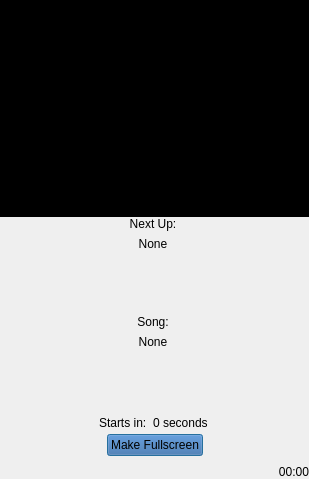
The window that OpenKJ/dlgcdg.ui (OpenKJ/OpenKJ) describes before a commit, drawn with Qt 5.
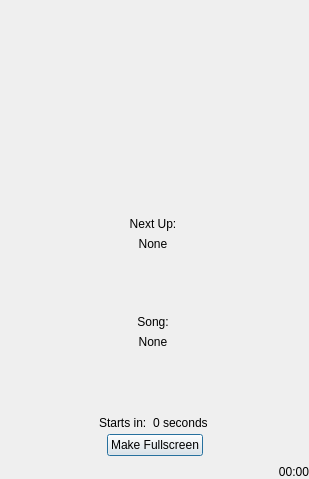
The same window after the commit. Custom widgets are drawn as their Qt base class.

Commit message: Add d3d accellerated video playback for Windows & fix Windows builds

```diff
--- a/OpenKJ/dlgcdg.ui
+++ b/OpenKJ/dlgcdg.ui
@@ -37,448 +37,6 @@
        <verstretch>0</verstretch>
       </sizepolicy>
      </property>
-     <property name="palette">
-      <palette>
-       <active>
-        <colorrole role="WindowText">
-         <brush brushstyle="SolidPattern">
-          <color alpha="255">
-           <red>255</red>
-           <green>255</green>
-           <blue>255</blue>
-          </color>
-         </brush>
-        </colorrole>
-        <colorrole role="Button">
-         <brush brushstyle="SolidPattern">
-          <color alpha="255">
-           <red>0</red>
-           <green>0</green>
-           <blue>0</blue>
-          </color>
-         </brush>
-        </colorrole>
-        <colorrole role="Light">
-         <brush brushstyle="SolidPattern">
-          <color alpha="255">
-           <red>0</red>
-           <green>0</green>
-           <blue>0</blue>
-          </color>
-         </brush>
-        </colorrole>
-        <colorrole role="Midlight">
-         <brush brushstyle="SolidPattern">
-          <color alpha="255">
-           <red>0</red>
-           <green>0</green>
-           <blue>0</blue>
-          </color>
-         </brush>
-        </colorrole>
-        <colorrole role="Dark">
-         <brush brushstyle="SolidPattern">
-          <color alpha="255">
-           <red>0</red>
-           <green>0</green>
-           <blue>0</blue>
-          </color>
-         </brush>
-        </colorrole>
-        <colorrole role="Mid">
-         <brush brushstyle="SolidPattern">
-          <color alpha="255">
-           <red>0</red>
-           <green>0</green>
-           <blue>0</blue>
-          </color>
-         </brush>
-        </colorrole>
-        <colorrole role="Text">
-         <brush brushstyle="SolidPattern">
-          <color alpha="255">
-           <red>255</red>
-           <green>255</green>
-           <blue>255</blue>
-          </color>
-         </brush>
-        </colorrole>
-        <colorrole role="BrightText">
-         <brush brushstyle="SolidPattern">
-          <color alpha="255">
-           <red>255</red>
-           <green>255</green>
-           <blue>255</blue>
-          </color>
-         </brush>
-        </colorrole>
-        <colorrole role="ButtonText">
-         <brush brushstyle="SolidPattern">
-          <color alpha="255">
-           <red>255</red>
-           <green>255</green>
-           <blue>255</blue>
-          </color>
-         </brush>
-        </colorrole>
-        <colorrole role="Base">
-         <brush brushstyle="SolidPattern">
-          <color alpha="255">
-           <red>0</red>
-           <green>0</green>
-           <blue>0</blue>
-          </color>
-         </brush>
-        </colorrole>
-        <colorrole role="Window">
-         <brush brushstyle="SolidPattern">
-          <color alpha="255">
-           <red>0</red>
-           <green>0</green>
-           <blue>0</blue>
-          </color>
-         </brush>
-        </colorrole>
-        <colorrole role="Shadow">
-         <brush brushstyle="SolidPattern">
-          <color alpha="255">
-           <red>0</red>
-           <green>0</green>
-           <blue>0</blue>
-          </color>
-         </brush>
-        </colorrole>
-        <colorrole role="AlternateBase">
-         <brush brushstyle="SolidPattern">
-          <color alpha="255">
-           <red>0</red>
-           <green>0</green>
-           <blue>0</blue>
-          </color>
-         </brush>
-        </colorrole>
-        <colorrole role="ToolTipBase">
-         <brush brushstyle="SolidPattern">
-          <color alpha="255">
-           <red>255</red>
-           <green>255</green>
-           <blue>220</blue>
-          </color>
-         </brush>
-        </colorrole>
-        <colorrole role="ToolTipText">
-         <brush brushstyle="SolidPattern">
-          <color alpha="255">
-           <red>0</red>
-           <green>0</green>
-           <blue>0</blue>
-          </color>
-         </brush>
-        </colorrole>
-        <colorrole role="PlaceholderText">
-         <brush brushstyle="NoBrush">
-          <color alpha="128">
-           <red>255</red>
-           <green>255</green>
-           <blue>255</blue>
-          </color>
-         </brush>
-        </colorrole>
-       </active>
-       <inactive>
-        <colorrole role="WindowText">
-         <brush brushstyle="SolidPattern">
-          <color alpha="255">
-           <red>255</red>
-           <green>255</green>
-           <blue>255</blue>
-          </color>
-         </brush>
-        </colorrole>
-        <colorrole role="Button">
-         <brush brushstyle="SolidPattern">
-          <color alpha="255">
-           <red>0</red>
-           <green>0</green>
-           <blue>0</blue>
-          </color>
-         </brush>
-        </colorrole>
-        <colorrole role="Light">
-         <brush brushstyle="SolidPattern">
-          <color alpha="255">
-           <red>0</red>
-           <green>0</green>
-           <blue>0</blue>
-          </color>
-         </brush>
-        </colorrole>
-        <colorrole role="Midlight">
-         <brush brushstyle="SolidPattern">
-          <color alpha="255">
-           <red>0</red>
-           <green>0</green>
-           <blue>0</blue>
-          </color>
-         </brush>
-        </colorrole>
-        <colorrole role="Dark">
-         <brush brushstyle="SolidPattern">
-          <color alpha="255">
-           <red>0</red>
-           <green>0</green>
-           <blue>0</blue>
-          </color>
-         </brush>
-        </colorrole>
-        <colorrole role="Mid">
-         <brush brushstyle="SolidPattern">
-          <color alpha="255">
-           <red>0</red>
-           <green>0</green>
-           <blue>0</blue>
-          </color>
-         </brush>
-        </colorrole>
-        <colorrole role="Text">
-         <brush brushstyle="SolidPattern">
-          <color alpha="255">
-           <red>255</red>
-           <green>255</green>
-           <blue>255</blue>
-          </color>
-         </brush>
-        </colorrole>
-        <colorrole role="BrightText">
-         <brush brushstyle="SolidPattern">
-          <color alpha="255">
-           <red>255</red>
-           <green>255</green>
-           <blue>255</blue>
-          </color>
-         </brush>
-        </colorrole>
-        <colorrole role="ButtonText">
-         <brush brushstyle="SolidPattern">
-          <color alpha="255">
-           <red>255</red>
-           <green>255</green>
-           <blue>255</blue>
-          </color>
-         </brush>
-        </colorrole>
-        <colorrole role="Base">
-         <brush brushstyle="SolidPattern">
-          <color alpha="255">
-           <red>0</red>
-           <green>0</green>
-           <blue>0</blue>
-          </color>
-         </brush>
-        </colorrole>
-        <colorrole role="Window">
-         <brush brushstyle="SolidPattern">
-          <color alpha="255">
-           <red>0</red>
-           <green>0</green>
-           <blue>0</blue>
-          </color>
-         </brush>
-        </colorrole>
-        <colorrole role="Shadow">
-         <brush brushstyle="SolidPattern">
-          <color alpha="255">
-           <red>0</red>
-           <green>0</green>
-           <blue>0</blue>
-          </color>
-         </brush>
-        </colorrole>
-        <colorrole role="AlternateBase">
-         <brush brushstyle="SolidPattern">
-          <color alpha="255">
-           <red>0</red>
-           <green>0</green>
-           <blue>0</blue>
-          </color>
-         </brush>
-        </colorrole>
-        <colorrole role="ToolTipBase">
-         <brush brushstyle="SolidPattern">
-          <color alpha="255">
-           <red>255</red>
-           <green>255</green>
-           <blue>220</blue>
-          </color>
-         </brush>
-        </colorrole>
-        <colorrole role="ToolTipText">
-         <brush brushstyle="SolidPattern">
-          <color alpha="255">
-           <red>0</red>
-           <green>0</green>
-           <blue>0</blue>
-          </color>
-         </brush>
-        </colorrole>
-        <colorrole role="PlaceholderText">
-         <brush brushstyle="NoBrush">
-          <color alpha="128">
-           <red>255</red>
-           <green>255</green>
-           <blue>255</blue>
-          </color>
-         </brush>
-        </colorrole>
-       </inactive>
-       <disabled>
-        <colorrole role="WindowText">
-         <brush brushstyle="SolidPattern">
-          <color alpha="255">
-           <red>0</red>
-           <green>0</green>
-           <blue>0</blue>
-          </color>
-         </brush>
-        </colorrole>
-        <colorrole role="Button">
-         <brush brushstyle="SolidPattern">
-          <color alpha="255">
-           <red>0</red>
-           <green>0</green>
-           <blue>0</blue>
-          </color>
-         </brush>
-        </colorrole>
-        <colorrole role="Light">
-         <brush brushstyle="SolidPattern">
-          <color alpha="255">
-           <red>0</red>
-           <green>0</green>
-           <blue>0</blue>
-          </color>
-         </brush>
-        </colorrole>
-        <colorrole role="Midlight">
-         <brush brushstyle="SolidPattern">
-          <color alpha="255">
-           <red>0</red>
-           <green>0</green>
-           <blue>0</blue>
-          </color>
-         </brush>
-        </colorrole>
-        <colorrole role="Dark">
-         <brush brushstyle="SolidPattern">
-          <color alpha="255">
-           <red>0</red>
-           <green>0</green>
-           <blue>0</blue>
-          </color>
-         </brush>
-        </colorrole>
-        <colorrole role="Mid">
-         <brush brushstyle="SolidPattern">
-          <color alpha="255">
-           <red>0</red>
-           <green>0</green>
-           <blue>0</blue>
-          </color>
-         </brush>
-        </colorrole>
-        <colorrole role="Text">
-         <brush brushstyle="SolidPattern">
-          <color alpha="255">
-           <red>0</red>
-           <green>0</green>
-           <blue>0</blue>
-          </color>
-         </brush>
-        </colorrole>
-        <colorrole role="BrightText">
-         <brush brushstyle="SolidPattern">
-          <color alpha="255">
-           <red>255</red>
-           <green>255</green>
-           <blue>255</blue>
-          </color>
-         </brush>
-        </colorrole>
-        <colorrole role="ButtonText">
-         <brush brushstyle="SolidPattern">
-          <color alpha="255">
-           <red>0</red>
-           <green>0</green>
-           <blue>0</blue>
-          </color>
-         </brush>
-        </colorrole>
-        <colorrole role="Base">
-         <brush brushstyle="SolidPattern">
-          <color alpha="255">
-           <red>0</red>
-           <green>0</green>
-           <blue>0</blue>
-          </color>
-         </brush>
-        </colorrole>
-        <colorrole role="Window">
-         <brush brushstyle="SolidPattern">
-          <color alpha="255">
-           <red>0</red>
-           <green>0</green>
-           <blue>0</blue>
-          </color>
-         </brush>
-        </colorrole>
-        <colorrole role="Shadow">
-         <brush brushstyle="SolidPattern">
-          <color alpha="255">
-           <red>0</red>
-           <green>0</green>
-           <blue>0</blue>
-          </color>
-         </brush>
-        </colorrole>
-        <colorrole role="AlternateBase">
-         <brush brushstyle="SolidPattern">
-          <color alpha="255">
-           <red>0</red>
-           <green>0</green>
-           <blue>0</blue>
-          </color>
-         </brush>
-        </colorrole>
-        <colorrole role="ToolTipBase">
-         <brush brushstyle="SolidPattern">
-          <color alpha="255">
-           <red>255</red>
-           <green>255</green>
-           <blue>220</blue>
-          </color>
-         </brush>
-        </colorrole>
-        <colorrole role="ToolTipText">
-         <brush brushstyle="SolidPattern">
-          <color alpha="255">
-           <red>0</red>
-           <green>0</green>
-           <blue>0</blue>
-          </color>
-         </brush>
-        </colorrole>
-        <colorrole role="PlaceholderText">
-         <brush brushstyle="NoBrush">
-          <color alpha="128">
-           <red>255</red>
-           <green>255</green>
-           <blue>255</blue>
-          </color>
-         </brush>
-        </colorrole>
-       </disabled>
-      </palette>
-     </property>
      <property name="autoFillBackground">
       <bool>true</bool>
      </property>
@@ -695,448 +253,6 @@
       </item>
       <item>
        <widget class="QPushButton" name="btnToggleFullscreen">
-        <property name="palette">
-         <palette>
-          <active>
-           <colorrole role="WindowText">
-            <brush brushstyle="SolidPattern">
-             <color alpha="255">
-              <red>0</red>
-              <green>0</green>
-              <blue>0</blue>
-             </color>
-            </brush>
-           </colorrole>
-           <colorrole role="Button">
-            <brush brushstyle="SolidPattern">
-             <color alpha="255">
-              <red>52</red>
-              <green>101</green>
-              <blue>164</blue>
-             </color>
-            </brush>
-           </colorrole>
-           <colorrole role="Light">
-            <brush brushstyle="SolidPattern">
-             <color alpha="255">
-              <red>78</red>
-              <green>152</green>
-              <blue>246</blue>
-             </color>
-            </brush>
-           </colorrole>
-           <colorrole role="Midlight">
-            <brush brushstyle="SolidPattern">
-             <color alpha="255">
-              <red>65</red>
-              <green>126</green>
-              <blue>205</blue>
-             </color>
-            </brush>
-           </colorrole>
-           <colorrole role="Dark">
-            <brush brushstyle="SolidPattern">
-             <color alpha="255">
-              <red>26</red>
-              <green>50</green>
-              <blue>82</blue>
-             </color>
-            </brush>
-           </colorrole>
-           <colorrole role="Mid">
-            <brush brushstyle="SolidPattern">
-             <color alpha="255">
-              <red>34</red>
-              <green>67</green>
-              <blue>109</blue>
-             </color>
-            </brush>
-           </colorrole>
-           <colorrole role="Text">
-            <brush brushstyle="SolidPattern">
-             <color alpha="255">
-              <red>0</red>
-              <green>0</green>
-              <blue>0</blue>
-             </color>
-            </brush>
-           </colorrole>
-           <colorrole role="BrightText">
-            <brush brushstyle="SolidPattern">
-             <color alpha="255">
-              <red>255</red>
-              <green>255</green>
-              <blue>255</blue>
-             </color>
-            </brush>
-           </colorrole>
-           <colorrole role="ButtonText">
-            <brush brushstyle="SolidPattern">
-             <color alpha="255">
-              <red>0</red>
-              <green>0</green>
-              <blue>0</blue>
-             </color>
-            </brush>
-           </colorrole>
-           <colorrole role="Base">
-            <brush brushstyle="SolidPattern">
-             <color alpha="255">
-              <red>255</red>
-              <green>255</green>
-              <blue>255</blue>
-             </color>
-            </brush>
-           </colorrole>
-           <colorrole role="Window">
-            <brush brushstyle="SolidPattern">
-             <color alpha="255">
-              <red>52</red>
-              <green>101</green>
-              <blue>164</blue>
-             </color>
-            </brush>
-           </colorrole>
-           <colorrole role="Shadow">
-            <brush brushstyle="SolidPattern">
-             <color alpha="255">
-              <red>0</red>
-              <green>0</green>
-              <blue>0</blue>
-             </color>
-            </brush>
-           </colorrole>
-           <colorrole role="AlternateBase">
-            <brush brushstyle="SolidPattern">
-             <color alpha="255">
-              <red>153</red>
-              <green>178</green>
-              <blue>209</blue>
-             </color>
-            </brush>
-           </colorrole>
-           <colorrole role="ToolTipBase">
-            <brush brushstyle="SolidPattern">
-             <color alpha="255">
-              <red>255</red>
-              <green>255</green>
-              <blue>220</blue>
-             </color>
-            </brush>
-           </colorrole>
-           <colorrole role="ToolTipText">
-            <brush brushstyle="SolidPattern">
-             <color alpha="255">
-              <red>0</red>
-              <green>0</green>
-              <blue>0</blue>
-             </color>
-            </brush>
-           </colorrole>
-           <colorrole role="PlaceholderText">
-            <brush brushstyle="NoBrush">
-             <color alpha="128">
-              <red>0</red>
-              <green>0</green>
-              <blue>0</blue>
-             </color>
-            </brush>
-           </colorrole>
-          </active>
-          <inactive>
-           <colorrole role="WindowText">
-            <brush brushstyle="SolidPattern">
-             <color alpha="255">
-              <red>0</red>
-              <green>0</green>
-              <blue>0</blue>
-             </color>
-            </brush>
-           </colorrole>
-           <colorrole role="Button">
-            <brush brushstyle="SolidPattern">
-             <color alpha="255">
-              <red>52</red>
-              <green>101</green>
-              <blue>164</blue>
-             </color>
-            </brush>
-           </colorrole>
-           <colorrole role="Light">
-            <brush brushstyle="SolidPattern">
-             <color alpha="255">
-              <red>78</red>
-              <green>152</green>
-              <blue>246</blue>
-             </color>
-            </brush>
-           </colorrole>
-           <colorrole role="Midlight">
-            <brush brushstyle="SolidPattern">
-             <color alpha="255">
-              <red>65</red>
-              <green>126</green>
-              <blue>205</blue>
-             </color>
-            </brush>
-           </colorrole>
-           <colorrole role="Dark">
-            <brush brushstyle="SolidPattern">
-             <color alpha="255">
-              <red>26</red>
-              <green>50</green>
-              <blue>82</blue>
-             </color>
-            </brush>
-           </colorrole>
-           <colorrole role="Mid">
-            <brush brushstyle="SolidPattern">
-             <color alpha="255">
-              <red>34</red>
-              <green>67</green>
-              <blue>109</blue>
-             </color>
-            </brush>
-           </colorrole>
-           <colorrole role="Text">
-            <brush brushstyle="SolidPattern">
-             <color alpha="255">
-              <red>0</red>
-              <green>0</green>
-              <blue>0</blue>
-             </color>
-            </brush>
-           </colorrole>
-           <colorrole role="BrightText">
-            <brush brushstyle="SolidPattern">
-             <color alpha="255">
-              <red>255</red>
-              <green>255</green>
-              <blue>255</blue>
-             </color>
-            </brush>
-           </colorrole>
-           <colorrole role="ButtonText">
-            <brush brushstyle="SolidPattern">
-             <color alpha="255">
-              <red>0</red>
-              <green>0</green>
-              <blue>0</blue>
-             </color>
-            </brush>
-           </colorrole>
-           <colorrole role="Base">
-            <brush brushstyle="SolidPattern">
-             <color alpha="255">
-              <red>255</red>
-              <green>255</green>
-              <blue>255</blue>
-             </color>
-            </brush>
-           </colorrole>
-           <colorrole role="Window">
-            <brush brushstyle="SolidPattern">
-             <color alpha="255">
-              <red>52</red>
-              <green>101</green>
-              <blue>164</blue>
-             </color>
-            </brush>
-           </colorrole>
-           <colorrole role="Shadow">
-            <brush brushstyle="SolidPattern">
-             <color alpha="255">
-              <red>0</red>
-              <green>0</green>
-              <blue>0</blue>
-             </color>
-            </brush>
-           </colorrole>
-           <colorrole role="AlternateBase">
-            <brush brushstyle="SolidPattern">
-             <color alpha="255">
-              <red>153</red>
-              <green>178</green>
-              <blue>209</blue>
-             </color>
-            </brush>
-           </colorrole>
-           <colorrole role="ToolTipBase">
-            <brush brushstyle="SolidPattern">
-             <color alpha="255">
-              <red>255</red>
-              <green>255</green>
-              <blue>220</blue>
-             </color>
-            </brush>
-           </colorrole>
-           <colorrole role="ToolTipText">
-            <brush brushstyle="SolidPattern">
-             <color alpha="255">
-              <red>0</red>
-              <green>0</green>
-              <blue>0</blue>
-             </color>
-            </brush>
-           </colorrole>
-           <colorrole role="PlaceholderText">
-            <brush brushstyle="NoBrush">
-             <color alpha="128">
-              <red>0</red>
-              <green>0</green>
-              <blue>0</blue>
-             </color>
-            </brush>
-           </colorrole>
-          </inactive>
-          <disabled>
-           <colorrole role="WindowText">
-            <brush brushstyle="SolidPattern">
-             <color alpha="255">
-              <red>26</red>
-              <green>50</green>
-              <blue>82</blue>
-             </color>
-            </brush>
-           </colorrole>
-           <colorrole role="Button">
-            <brush brushstyle="SolidPattern">
-             <color alpha="255">
-              <red>52</red>
-              <green>101</green>
-              <blue>164</blue>
-             </color>
-            </brush>
-           </colorrole>
-           <colorrole role="Light">
-            <brush brushstyle="SolidPattern">
-             <color alpha="255">
-              <red>78</red>
-              <green>152</green>
-              <blue>246</blue>
-             </color>
-            </brush>
-           </colorrole>
-           <colorrole role="Midlight">
-            <brush brushstyle="SolidPattern">
-             <color alpha="255">
-              <red>65</red>
-              <green>126</green>
-              <blue>205</blue>
-             </color>
-            </brush>
-           </colorrole>
-           <colorrole role="Dark">
-            <brush brushstyle="SolidPattern">
-             <color alpha="255">
-              <red>26</red>
-              <green>50</green>
-              <blue>82</blue>
-             </color>
-            </brush>
-           </colorrole>
-           <colorrole role="Mid">
-            <brush brushstyle="SolidPattern">
-             <color alpha="255">
-              <red>34</red>
-              <green>67</green>
-              <blue>109</blue>
-             </color>
-            </brush>
-           </colorrole>
-           <colorrole role="Text">
-            <brush brushstyle="SolidPattern">
-             <color alpha="255">
-              <red>26</red>
-              <green>50</green>
-              <blue>82</blue>
-             </color>
-            </brush>
-           </colorrole>
-           <colorrole role="BrightText">
-            <brush brushstyle="SolidPattern">
-             <color alpha="255">
-              <red>255</red>
-              <green>255</green>
-              <blue>255</blue>
-             </color>
-            </brush>
-           </colorrole>
-           <colorrole role="ButtonText">
-            <brush brushstyle="SolidPattern">
-             <color alpha="255">
-              <red>26</red>
-              <green>50</green>
-              <blue>82</blue>
-             </color>
-            </brush>
-           </colorrole>
-           <colorrole role="Base">
-            <brush brushstyle="SolidPattern">
-             <color alpha="255">
-              <red>52</red>
-              <green>101</green>
-              <blue>164</blue>
-             </color>
-            </brush>
-           </colorrole>
-           <colorrole role="Window">
-            <brush brushstyle="SolidPattern">
-             <color alpha="255">
-              <red>52</red>
-              <green>101</green>
-              <blue>164</blue>
-             </color>
-            </brush>
-           </colorrole>
-           <colorrole role="Shadow">
-            <brush brushstyle="SolidPattern">
-             <color alpha="255">
-              <red>0</red>
-              <green>0</green>
-              <blue>0</blue>
-             </color>
-            </brush>
-           </colorrole>
-           <colorrole role="AlternateBase">
-            <brush brushstyle="SolidPattern">
-             <color alpha="255">
-              <red>52</red>
-              <green>101</green>
-              <blue>164</blue>
-             </color>
-            </brush>
-           </colorrole>
-           <colorrole role="ToolTipBase">
-            <brush brushstyle="SolidPattern">
-             <color alpha="255">
-              <red>255</red>
-              <green>255</green>
-              <blue>220</blue>
-             </color>
-            </brush>
-           </colorrole>
-           <colorrole role="ToolTipText">
-            <brush brushstyle="SolidPattern">
-             <color alpha="255">
-              <red>0</red>
-              <green>0</green>
-              <blue>0</blue>
-             </color>
-            </brush>
-           </colorrole>
-           <colorrole role="PlaceholderText">
-            <brush brushstyle="NoBrush">
-             <color alpha="128">
-              <red>0</red>
-              <green>0</green>
-              <blue>0</blue>
-             </color>
-            </brush>
-           </colorrole>
-          </disabled>
-         </palette>
-        </property>
         <property name="text">
          <string>Make Fullscreen</string>
         </property>
```
The commit also changes 1 other file.
